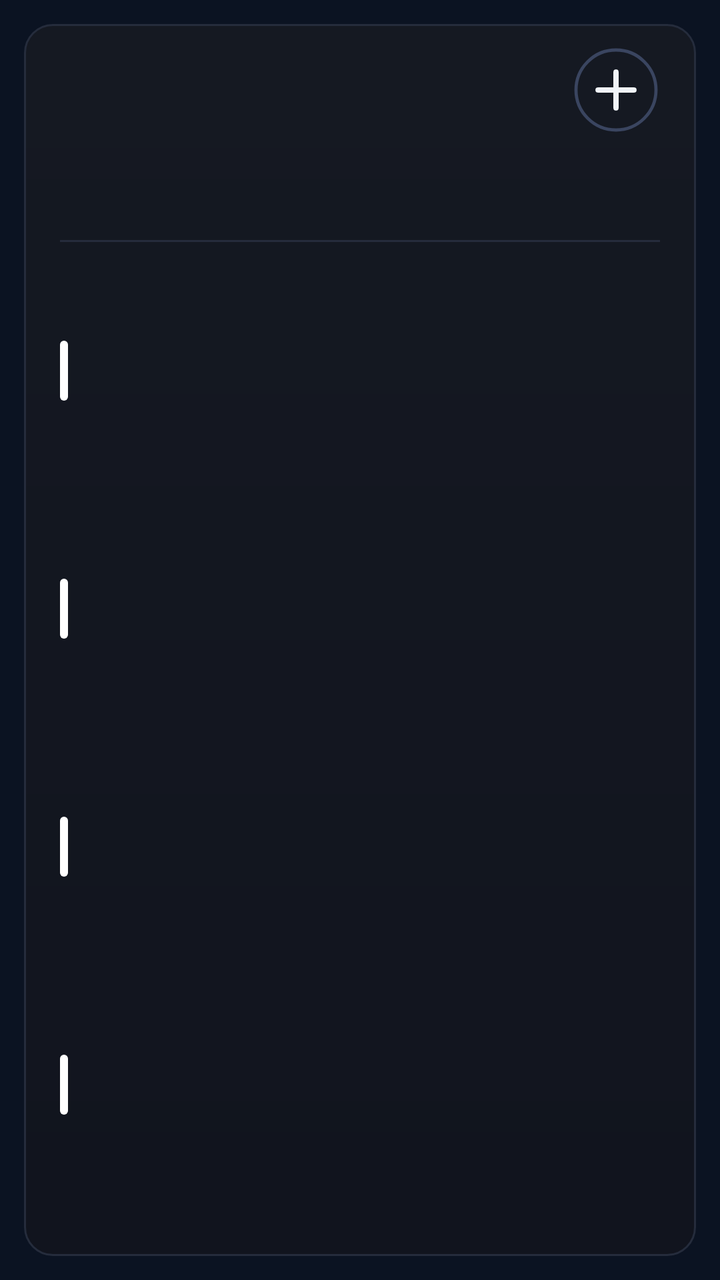
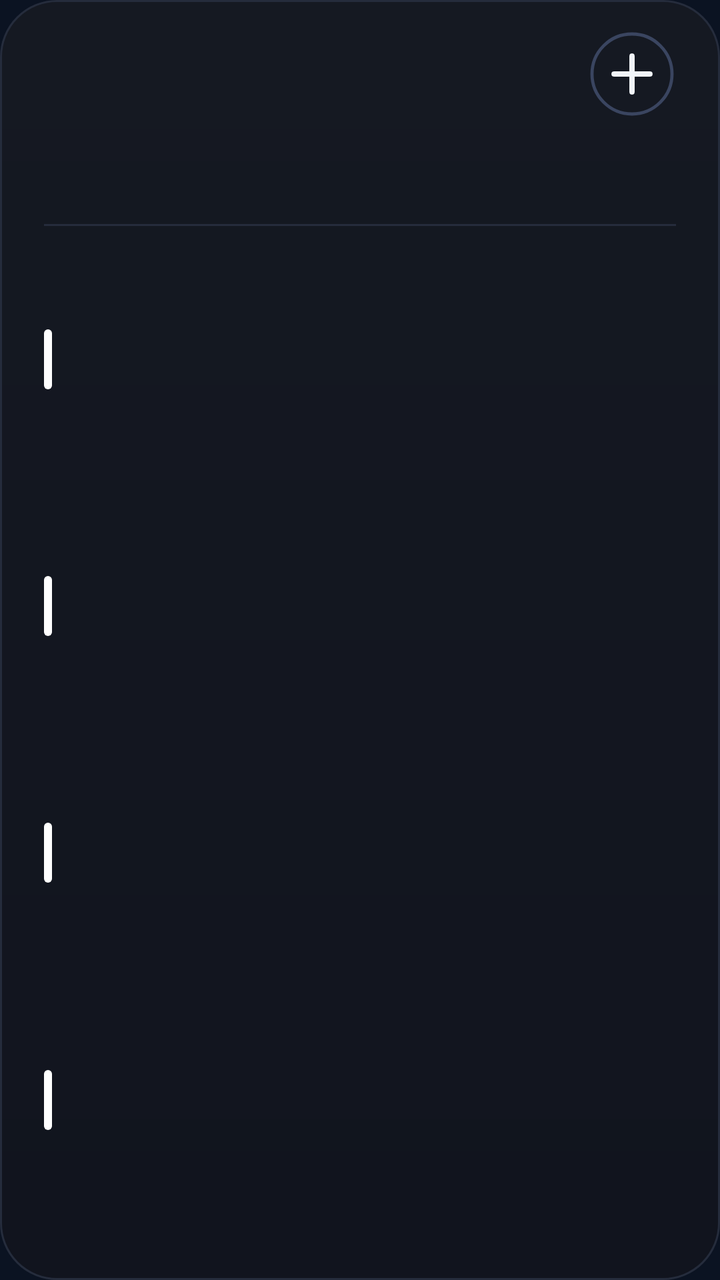

Two renders of the same Android screen: before a commit and after it. Below are the layout's source before the change and the commit's diff.
<!-- AndroidManifest.xml: application theme AppTheme -->
<!-- res/layout/cal_k4.xml -->
<?xml version="1.0" encoding="utf-8"?>
<FrameLayout xmlns:android="http://schemas.android.com/apk/res/android"
    android:id="@+id/root"
    android:layout_width="match_parent"
    android:layout_height="match_parent"
    android:padding="12dp">

    <LinearLayout
        android:id="@+id/panel"
        android:layout_width="match_parent"
        android:layout_height="match_parent"
        android:background="@drawable/cal_panel"
        android:orientation="vertical"
        android:paddingStart="18dp"
        android:paddingTop="9dp"
        android:paddingEnd="18dp"
        android:paddingBottom="12dp">

        
        <LinearLayout
            android:layout_width="match_parent"
            android:layout_height="48dp"
            android:gravity="center_vertical"
            android:orientation="horizontal">
        <ImageView
            android:id="@+id/cal_day"
            android:layout_width="wrap_content"
            android:layout_height="47dp"
            android:adjustViewBounds="true"
            android:scaleType="fitStart" />

            <LinearLayout
                android:layout_width="0dp"
                android:layout_height="wrap_content"
                android:layout_marginStart="12dp"
                android:layout_weight="1"
                android:orientation="vertical">
                <ImageView
                    android:id="@+id/cal_month"
                    android:layout_width="match_parent"
                    android:layout_height="23dp"
                    android:adjustViewBounds="true"
                    android:scaleType="fitStart" />
                <ImageView
                    android:id="@+id/cal_sub"
                    android:layout_width="match_parent"
                    android:layout_height="16dp"
                    android:adjustViewBounds="true"
                    android:layout_marginTop="2dp"
                    android:scaleType="fitStart" />
            </LinearLayout>

            <ImageView
                android:id="@+id/btn_add"
                android:layout_width="44dp"
                android:layout_height="44dp"
                android:contentDescription="New event"
                android:src="@drawable/ic_cal_add" />
        </LinearLayout>

        
        <LinearLayout
            android:layout_width="match_parent"
            android:layout_height="44dp"
            android:layout_marginTop="2dp"
            android:orientation="horizontal">
            <LinearLayout
                android:layout_width="0dp"
                android:layout_height="match_parent"
                android:layout_weight="1"
                android:gravity="center_horizontal"
                android:orientation="vertical">
                <ImageView
                    android:id="@+id/wk_label_0"
                    android:layout_width="wrap_content"
                    android:layout_height="14dp"
                    android:adjustViewBounds="true"
                    android:scaleType="fitCenter" />
                <ImageView
                    android:id="@+id/wk_num_0"
                    android:layout_width="26dp"
                    android:layout_height="26dp"
                    android:adjustViewBounds="true"
                    android:layout_marginTop="3dp"
                    android:scaleType="fitCenter" />
            </LinearLayout>
            <LinearLayout
                android:layout_width="0dp"
                android:layout_height="match_parent"
                android:layout_weight="1"
                android:gravity="center_horizontal"
                android:orientation="vertical">
                <ImageView
                    android:id="@+id/wk_label_1"
                    android:layout_width="wrap_content"
                    android:layout_height="14dp"
                    android:adjustViewBounds="true"
                    android:scaleType="fitCenter" />
                <ImageView
                    android:id="@+id/wk_num_1"
                    android:layout_width="26dp"
                    android:layout_height="26dp"
                    android:adjustViewBounds="true"
                    android:layout_marginTop="3dp"
                    android:scaleType="fitCenter" />
            </LinearLayout>
            <LinearLayout
                android:layout_width="0dp"
                android:layout_height="match_parent"
                android:layout_weight="1"
                android:gravity="center_horizontal"
                android:orientation="vertical">
                <ImageView
                    android:id="@+id/wk_label_2"
                    android:layout_width="wrap_content"
                    android:layout_height="14dp"
                    android:adjustViewBounds="true"
                    android:scaleType="fitCenter" />
                <ImageView
                    android:id="@+id/wk_num_2"
                    android:layout_width="26dp"
                    android:layout_height="26dp"
                    android:adjustViewBounds="true"
                    android:layout_marginTop="3dp"
                    android:scaleType="fitCenter" />
            </LinearLayout>
            <LinearLayout
                android:layout_width="0dp"
                android:layout_height="match_parent"
                android:layout_weight="1"
                android:gravity="center_horizontal"
                android:orientation="vertical">
                <ImageView
                    android:id="@+id/wk_label_3"
                    android:layout_width="wrap_content"
                    android:layout_height="14dp"
                    android:adjustViewBounds="true"
                    android:scaleType="fitCenter" />
                <ImageView
                    android:id="@+id/wk_num_3"
                    android:layout_width="26dp"
                    android:layout_height="26dp"
                    android:adjustViewBounds="true"
                    android:layout_marginTop="3dp"
                    android:scaleType="fitCenter" />
            </LinearLayout>
            <LinearLayout
                android:layout_width="0dp"
                android:layout_height="match_parent"
                android:layout_weight="1"
                android:gravity="center_horizontal"
                android:orientation="vertical">
                <ImageView
                    android:id="@+id/wk_label_4"
                    android:layout_width="wrap_content"
                    android:layout_height="14dp"
                    android:adjustViewBounds="true"
                    android:scaleType="fitCenter" />
                <ImageView
                    android:id="@+id/wk_num_4"
                    android:layout_width="26dp"
                    android:layout_height="26dp"
                    android:adjustViewBounds="true"
                    android:layout_marginTop="3dp"
                    android:scaleType="fitCenter" />
            </LinearLayout>
            <LinearLayout
                android:layout_width="0dp"
                android:layout_height="match_parent"
                android:layout_weight="1"
                android:gravity="center_horizontal"
                android:orientation="vertical">
                <ImageView
                    android:id="@+id/wk_label_5"
                    android:layout_width="wrap_content"
                    android:layout_height="14dp"
                    android:adjustViewBounds="true"
                    android:scaleType="fitCenter" />
                <ImageView
                    android:id="@+id/wk_num_5"
                    android:layout_width="26dp"
                    android:layout_height="26dp"
                    android:adjustViewBounds="true"
                    android:layout_marginTop="3dp"
                    android:scaleType="fitCenter" />
            </LinearLayout>
            <LinearLayout
                android:layout_width="0dp"
                android:layout_height="match_parent"
                android:layout_weight="1"
                android:gravity="center_horizontal"
                android:orientation="vertical">
                <ImageView
                    android:id="@+id/wk_label_6"
                    android:layout_width="wrap_content"
                    android:layout_height="14dp"
                    android:adjustViewBounds="true"
                    android:scaleType="fitCenter" />
                <ImageView
                    android:id="@+id/wk_num_6"
                    android:layout_width="26dp"
                    android:layout_height="26dp"
                    android:adjustViewBounds="true"
                    android:layout_marginTop="3dp"
                    android:scaleType="fitCenter" />
            </LinearLayout>
        </LinearLayout>

        <ImageView
            android:layout_width="match_parent"
            android:layout_height="1dp"
            android:layout_marginTop="5dp"
            android:layout_marginBottom="5dp"
            android:scaleType="fitXY"
            android:src="@drawable/cal_divider" />

        
        <LinearLayout
            android:layout_width="match_parent"
            android:layout_height="0dp"
            android:layout_weight="1"
            android:orientation="vertical">
        <LinearLayout
            android:id="@+id/cal_row_0"
            android:layout_width="match_parent"
            android:layout_height="0dp"
            android:layout_weight="1"
            android:gravity="center_vertical"
            android:orientation="horizontal">

            <ImageView
                android:id="@+id/cal_bar_0"
                android:layout_width="4dp"
                android:layout_height="30dp"
                android:layout_marginEnd="11dp"
                android:scaleType="fitXY"
                android:src="@drawable/cal_bar" />

            <LinearLayout
                android:layout_width="0dp"
                android:layout_height="wrap_content"
                android:layout_weight="1"
                android:orientation="vertical">

                <LinearLayout
                    android:layout_width="match_parent"
                    android:layout_height="wrap_content"
                    android:orientation="horizontal">
                    <ImageView
                        android:id="@+id/cal_time_0"
                        android:layout_width="wrap_content"
                        android:layout_height="16dp"
                        android:adjustViewBounds="true"
                        android:scaleType="fitStart" />
                    <ImageView
                        android:id="@+id/cal_hint_0"
                        android:layout_width="wrap_content"
                        android:layout_height="16dp"
                        android:adjustViewBounds="true"
                        android:layout_marginStart="9dp"
                        android:scaleType="fitStart" />
                </LinearLayout>
                <ImageView
                    android:id="@+id/cal_title_0"
                    android:layout_width="match_parent"
                    android:layout_height="22dp"
                    android:adjustViewBounds="true"
                    android:layout_marginTop="1dp"
                    android:scaleType="fitStart" />
            </LinearLayout>
        </LinearLayout>
        <LinearLayout
            android:id="@+id/cal_row_1"
            android:layout_width="match_parent"
            android:layout_height="0dp"
            android:layout_weight="1"
            android:gravity="center_vertical"
            android:orientation="horizontal">

            <ImageView
                android:id="@+id/cal_bar_1"
                android:layout_width="4dp"
                android:layout_height="30dp"
                android:layout_marginEnd="11dp"
                android:scaleType="fitXY"
                android:src="@drawable/cal_bar" />

            <LinearLayout
                android:layout_width="0dp"
                android:layout_height="wrap_content"
                android:layout_weight="1"
                android:orientation="vertical">

                <LinearLayout
                    android:layout_width="match_parent"
                    android:layout_height="wrap_content"
                    android:orientation="horizontal">
                    <ImageView
                        android:id="@+id/cal_time_1"
                        android:layout_width="wrap_content"
                        android:layout_height="16dp"
                        android:adjustViewBounds="true"
                        android:scaleType="fitStart" />
                    <ImageView
                        android:id="@+id/cal_hint_1"
                        android:layout_width="wrap_content"
                        android:layout_height="16dp"
                        android:adjustViewBounds="true"
                        android:layout_marginStart="9dp"
                        android:scaleType="fitStart" />
                </LinearLayout>
                <ImageView
                    android:id="@+id/cal_title_1"
                    android:layout_width="match_parent"
                    android:layout_height="22dp"
                    android:adjustViewBounds="true"
                    android:layout_marginTop="1dp"
                    android:scaleType="fitStart" />
            </LinearLayout>
        </LinearLayout>
        <LinearLayout
            android:id="@+id/cal_row_2"
            android:layout_width="match_parent"
            android:layout_height="0dp"
            android:layout_weight="1"
            android:gravity="center_vertical"
            android:orientation="horizontal">

            <ImageView
                android:id="@+id/cal_bar_2"
                android:layout_width="4dp"
                android:layout_height="30dp"
                android:layout_marginEnd="11dp"
                android:scaleType="fitXY"
                android:src="@drawable/cal_bar" />

            <LinearLayout
                android:layout_width="0dp"
                android:layout_height="wrap_content"
                android:layout_weight="1"
                android:orientation="vertical">

                <LinearLayout
                    android:layout_width="match_parent"
                    android:layout_height="wrap_content"
                    android:orientation="horizontal">
                    <ImageView
                        android:id="@+id/cal_time_2"
                        android:layout_width="wrap_content"
                        android:layout_height="16dp"
                        android:adjustViewBounds="true"
                        android:scaleType="fitStart" />
                    <ImageView
                        android:id="@+id/cal_hint_2"
                        android:layout_width="wrap_content"
                        android:layout_height="16dp"
                        android:adjustViewBounds="true"
                        android:layout_marginStart="9dp"
                        android:scaleType="fitStart" />
                </LinearLayout>
                <ImageView
                    android:id="@+id/cal_title_2"
                    android:layout_width="match_parent"
                    android:layout_height="22dp"
                    android:adjustViewBounds="true"
                    android:layout_marginTop="1dp"
                    android:scaleType="fitStart" />
            </LinearLayout>
        </LinearLayout>
        <LinearLayout
            android:id="@+id/cal_row_3"
            android:layout_width="match_parent"
            android:layout_height="0dp"
            android:layout_weight="1"
            android:gravity="center_vertical"
            android:orientation="horizontal">

            <ImageView
                android:id="@+id/cal_bar_3"
                android:layout_width="4dp"
                android:layout_height="30dp"
                android:layout_marginEnd="11dp"
                android:scaleType="fitXY"
                android:src="@drawable/cal_bar" />

            <LinearLayout
                android:layout_width="0dp"
                android:layout_height="wrap_content"
                android:layout_weight="1"
                android:orientation="vertical">

                <LinearLayout
                    android:layout_width="match_parent"
                    android:layout_height="wrap_content"
                    android:orientation="horizontal">
                    <ImageView
                        android:id="@+id/cal_time_3"
                        android:layout_width="wrap_content"
                        android:layout_height="16dp"
                        android:adjustViewBounds="true"
                        android:scaleType="fitStart" />
                    <ImageView
                        android:id="@+id/cal_hint_3"
                        android:layout_width="wrap_content"
                        android:layout_height="16dp"
                        android:adjustViewBounds="true"
                        android:layout_marginStart="9dp"
                        android:scaleType="fitStart" />
                </LinearLayout>
                <ImageView
                    android:id="@+id/cal_title_3"
                    android:layout_width="match_parent"
                    android:layout_height="22dp"
                    android:adjustViewBounds="true"
                    android:layout_marginTop="1dp"
                    android:scaleType="fitStart" />
            </LinearLayout>
        </LinearLayout>
        </LinearLayout>
        <ImageView
            android:id="@+id/cal_more"
            android:layout_width="match_parent"
            android:layout_height="14dp"
            android:adjustViewBounds="true"
            android:scaleType="fitEnd" />
    </LinearLayout>
</FrameLayout>
<!-- resources referenced by this layout -->
<resources>
  <!-- drawable cal_bar (drawable) -->
  <?xml version="1.0" encoding="utf-8"?>
  <shape xmlns:android="http://schemas.android.com/apk/res/android" android:shape="rectangle">
      <solid android:color="#FFFFFFFF" />
      <corners android:radius="2dp" />
  </shape>
  <!-- drawable cal_divider (drawable) -->
  <?xml version="1.0" encoding="utf-8"?>
  <shape xmlns:android="http://schemas.android.com/apk/res/android" android:shape="rectangle">
      <solid android:color="#FF252C3C" />
  </shape>
  <!-- drawable cal_panel (drawable) -->
  <?xml version="1.0" encoding="utf-8"?>
  <shape xmlns:android="http://schemas.android.com/apk/res/android" android:shape="rectangle">
      <gradient android:angle="270" android:startColor="#FF151922" android:endColor="#FF11141E" />
      <stroke android:width="1dp" android:color="#FF252C3C" />
      <corners android:radius="14dp" />
  </shape>
  <!-- drawable ic_cal_add (drawable) -->
  <?xml version="1.0" encoding="utf-8"?>
  <vector xmlns:android="http://schemas.android.com/apk/res/android"
      android:width="44dp"
      android:height="44dp"
      android:viewportWidth="44"
      android:viewportHeight="44">
      <path
          android:pathData="M22,22m-20,0a20,20 0,1 1,40 0a20,20 0,1 1,-40 0"
          android:strokeColor="#FF3A4560"
          android:strokeWidth="1.6" />
      <path
          android:pathData="M13,22L31,22M22,13L22,31"
          android:strokeColor="#FFF1F5F9"
          android:strokeLineCap="round"
          android:strokeWidth="2.6" />
  </vector>
  <style name="AppTheme" parent="@android:style/Theme.DeviceDefault.NoActionBar">
          <item name="android:colorAccent">#DF8B35</item>
          <item name="android:colorControlActivated">#DF8B35</item>
          <item name="android:windowBackground">#0B1322</item>
          <item name="android:statusBarColor">#0E111A</item>
          <item name="android:navigationBarColor">#0B1322</item>
          <item name="android:textColorHint">#718096</item>
      </style>
</resources>

<!-- the commit's change to res/layout/cal_k4.xml (unified diff, before → after) -->
@@ -3,7 +3,7 @@
     android:id="@+id/root"
     android:layout_width="match_parent"
     android:layout_height="match_parent"
-    android:padding="12dp">
+    android:padding="0dp">
 
     <LinearLayout
         android:id="@+id/panel"
@@ -11,10 +11,10 @@
         android:layout_height="match_parent"
         android:background="@drawable/cal_panel"
         android:orientation="vertical"
-        android:paddingStart="18dp"
-        android:paddingTop="9dp"
-        android:paddingEnd="18dp"
-        android:paddingBottom="12dp">
+        android:paddingStart="22dp"
+        android:paddingTop="13dp"
+        android:paddingEnd="22dp"
+        android:paddingBottom="14dp">
 
         
         <LinearLayout
<!-- resource entries referenced after the edit -->
@@ -16,7 +16,7 @@
   <shape xmlns:android="http://schemas.android.com/apk/res/android" android:shape="rectangle">
       <gradient android:angle="270" android:startColor="#FF151922" android:endColor="#FF11141E" />
       <stroke android:width="1dp" android:color="#FF252C3C" />
-      <corners android:radius="14dp" />
+      <corners android:radius="@dimen/widget_radius" />
   </shape>
   <!-- drawable ic_cal_add (drawable) -->
   <?xml version="1.0" encoding="utf-8"?>
@@ -43,5 +43,6 @@
           <item name="android:navigationBarColor">#0B1322</item>
           <item name="android:textColorHint">#718096</item>
       </style>
+  <dimen name="widget_radius">20dp</dimen>
 </resources>
 
